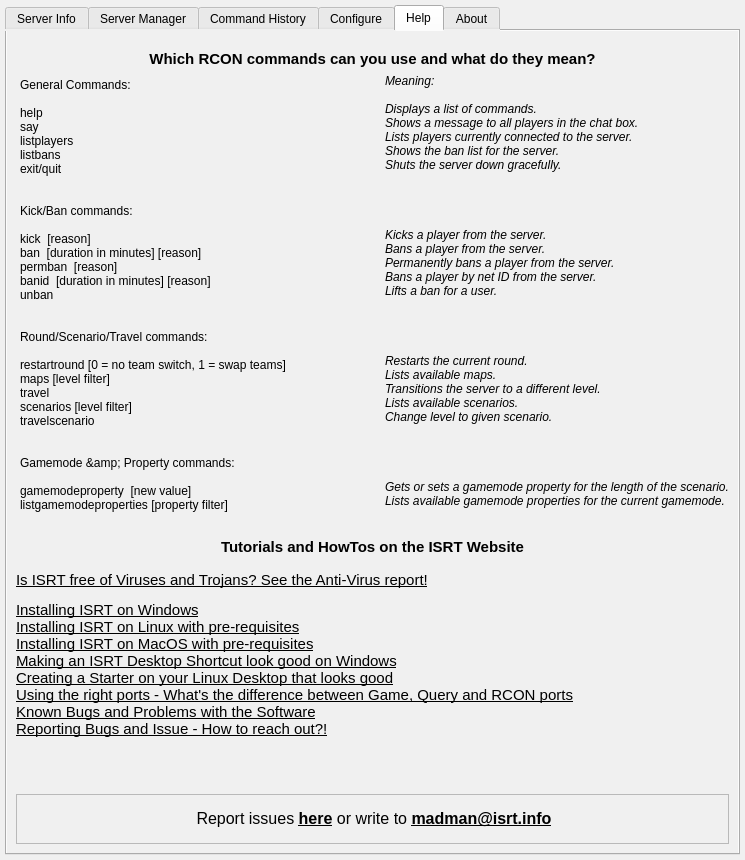
Before: the Qt Designer form Source_Code/source_files/isrt_gui.ui in sargolin/ISRT-Insurgency-Sandstorm-RCON-TOOL-and-Mapchanger, drawn with Qt 5.
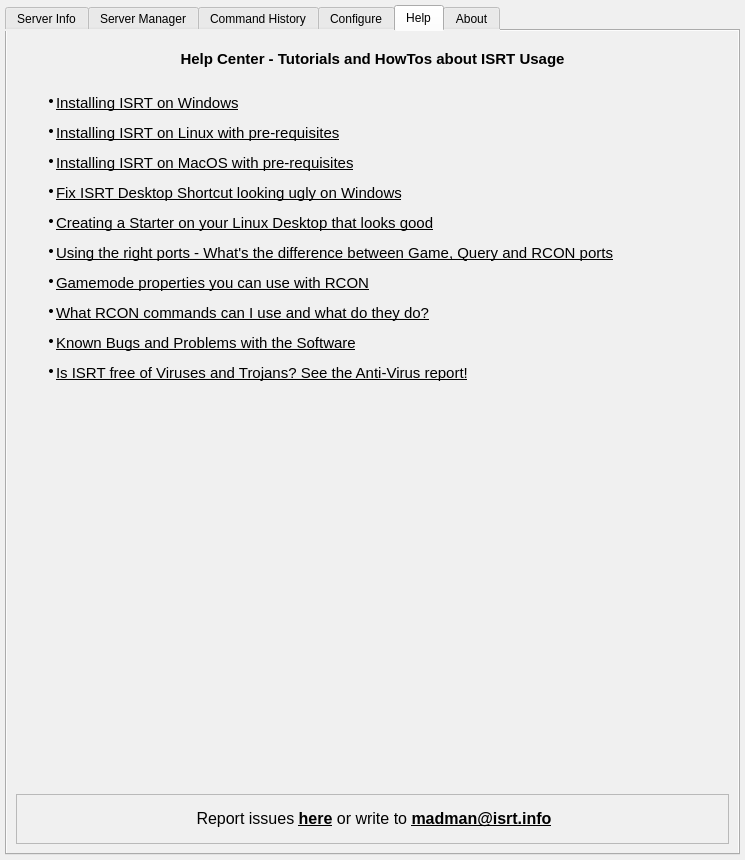
After: the same form once the commit is applied. The open tabs and pages were chosen to show the change. Icons and pictures are not drawn.

Commit message: Changed Help Center and added Help.png

The edit to the form file:
```diff
--- a/Source_Code/source_files/isrt_gui.ui
+++ b/Source_Code/source_files/isrt_gui.ui
@@ -3315,167 +3315,7 @@
             <enum>Qt::Vertical</enum>
            </property>
            <property name="sizeType">
-            <enum>QSizePolicy::Minimum</enum>
-           </property>
-           <property name="sizeHint" stdset="0">
-            <size>
-             <width>20</width>
-             <height>10</height>
-            </size>
-           </property>
-          </spacer>
-         </item>
-         <item>
-          <widget class="QLabel" name="helpbody">
-           <property name="sizePolicy">
-            <sizepolicy hsizetype="Expanding" vsizetype="Preferred">
-             <horstretch>0</horstretch>
-             <verstretch>0</verstretch>
-            </sizepolicy>
-           </property>
-           <property name="font">
-            <font>
-             <pointsize>9</pointsize>
-            </font>
-           </property>
-           <property name="styleSheet">
-            <string notr="true">background-color: rgb(240, 240, 240);</string>
-           </property>
-           <property name="text">
-            <string>&lt;!DOCTYPE HTML PUBLIC &quot;-//W3C//DTD HTML 4.0//EN&quot; &quot;http://www.w3.org/TR/REC-html40/strict.dtd&quot;&gt;
-&lt;html&gt;&lt;head&gt;&lt;meta name=&quot;qrichtext&quot; content=&quot;1&quot; /&gt;&lt;style type=&quot;text/css&quot;&gt;
-p, li { white-space: pre-wrap; }
-&lt;/style&gt;&lt;/head&gt;&lt;body style=&quot; font-family:'MS Shell Dlg 2'; font-size:9pt; font-weight:400; font-style:normal;&quot;&gt;
-&lt;p align=&quot;center&quot; style=&quot; margin-top:10px; margin-bottom:10px; margin-left:0px; margin-right:0px; -qt-block-indent:0; text-indent:0px;&quot;&gt;&lt;span style=&quot; font-size:11pt; font-weight:600;&quot;&gt;Which RCON commands can you use and what do they mean?&lt;/span&gt;&lt;/p&gt;&lt;/body&gt;&lt;/html&gt;</string>
-           </property>
-          </widget>
-         </item>
-         <item>
-          <layout class="QHBoxLayout" name="horizontalLayout_9">
-           <item>
-            <widget class="QPlainTextEdit" name="plainTextEdit">
-             <property name="minimumSize">
-              <size>
-               <width>0</width>
-               <height>450</height>
-              </size>
-             </property>
-             <property name="font">
-              <font>
-               <pointsize>9</pointsize>
-              </font>
-             </property>
-             <property name="autoFillBackground">
-              <bool>false</bool>
-             </property>
-             <property name="styleSheet">
-              <string notr="true">background-color: rgb(240, 240, 240);</string>
-             </property>
-             <property name="frameShape">
-              <enum>QFrame::NoFrame</enum>
-             </property>
-             <property name="readOnly">
-              <bool>true</bool>
-             </property>
-             <property name="plainText">
-              <string>General Commands:
-
-help
-say &lt;message&gt;
-listplayers
-listbans
-exit/quit
-
-
-Kick/Ban commands:
-
-kick &lt;id/netid/name&gt; [reason]
-ban &lt;id/netid/name&gt; [duration in minutes] [reason]
-permban &lt;id/netid/name&gt; [reason]
-banid &lt;netid&gt; [duration in minutes] [reason]
-unban &lt;netid&gt;
-
-
-Round/Scenario/Travel commands:
-
-restartround [0 = no team switch, 1 = swap teams]
-maps [level filter]
-travel &lt;travel url&gt;
-scenarios [level filter]
-travelscenario &lt;scenario&gt;
-
-
-Gamemode &amp; Property commands:
-
-gamemodeproperty &lt;property&gt; [new value]
-listgamemodeproperties [property filter]</string>
-             </property>
-            </widget>
-           </item>
-           <item>
-            <widget class="QLabel" name="label_21">
-             <property name="font">
-              <font>
-               <pointsize>9</pointsize>
-               <italic>true</italic>
-              </font>
-             </property>
-             <property name="styleSheet">
-              <string notr="true">background-color: rgb(240, 240, 240);</string>
-             </property>
-             <property name="frameShape">
-              <enum>QFrame::NoFrame</enum>
-             </property>
-             <property name="lineWidth">
-              <number>1</number>
-             </property>
-             <property name="midLineWidth">
-              <number>0</number>
-             </property>
-             <property name="text">
-              <string>Meaning: 
-
-Displays a list of commands.
-Shows a message to all players in the chat box.
-Lists players currently connected to the server.
-Shows the ban list for the server.
-Shuts the server down gracefully.
-
-
-
-
-Kicks a player from the server.
-Bans a player from the server.
-Permanently bans a player from the server.
-Bans a player by net ID from the server.
-Lifts a ban for a user.   
-
-
-
-
-Restarts the current round.
-Lists available maps.
-Transitions the server to a different level.
-Lists available scenarios.
-Change level to given scenario.
-
-
-
-
-Gets or sets a gamemode property for the length of the scenario.
-Lists available gamemode properties for the current gamemode.</string>
-             </property>
-             <property name="alignment">
-              <set>Qt::AlignLeading|Qt::AlignLeft|Qt::AlignTop</set>
-             </property>
-            </widget>
-           </item>
-          </layout>
-         </item>
-         <item>
-          <spacer name="verticalSpacer">
-           <property name="orientation">
-            <enum>Qt::Vertical</enum>
+            <enum>QSizePolicy::Fixed</enum>
            </property>
            <property name="sizeHint" stdset="0">
             <size>
@@ -3493,7 +3333,7 @@
             </font>
            </property>
            <property name="text">
-            <string>&lt;html&gt;&lt;head/&gt;&lt;body&gt;&lt;p align=&quot;center&quot;&gt;&lt;span style=&quot; font-size:11pt; font-weight:600;&quot;&gt;Tutorials and HowTos on the ISRT Website&lt;/span&gt;&lt;/p&gt;&lt;/body&gt;&lt;/html&gt;</string>
+            <string>&lt;html&gt;&lt;head/&gt;&lt;body&gt;&lt;p align=&quot;center&quot;&gt;&lt;span style=&quot; font-size:11pt; font-weight:600;&quot;&gt;Help Center - Tutorials and HowTos about ISRT Usage&lt;/span&gt;&lt;/p&gt;&lt;/body&gt;&lt;/html&gt;</string>
            </property>
           </widget>
          </item>
@@ -3502,10 +3342,13 @@
            <property name="orientation">
             <enum>Qt::Vertical</enum>
            </property>
+           <property name="sizeType">
+            <enum>QSizePolicy::Fixed</enum>
+           </property>
            <property name="sizeHint" stdset="0">
             <size>
              <width>20</width>
-             <height>10</height>
+             <height>20</height>
             </size>
            </property>
           </spacer>
@@ -3522,7 +3365,27 @@
             <enum>QFrame::NoFrame</enum>
            </property>
            <property name="text">
-            <string>&lt;html&gt;&lt;head/&gt;&lt;body&gt;&lt;p&gt;&lt;a href=&quot;https://www.isrt.info/?page_id=467&quot;&gt;&lt;span style=&quot; font-size:11pt; text-decoration: underline; color:#000000;&quot;&gt;Is ISRT free of Viruses and Trojans? See the Anti-Virus report!&lt;/span&gt;&lt;/a&gt;&lt;/p&gt;&lt;p&gt;&lt;a href=&quot;https://www.isrt.info/?page_id=263#installwin&quot;&gt;&lt;span style=&quot; font-size:11pt; text-decoration: underline; color:#000000;&quot;&gt;Installing ISRT on Windows&lt;/span&gt;&lt;/a&gt;&lt;span style=&quot; color:#000000;&quot;&gt;&lt;br/&gt;&lt;/span&gt;&lt;a href=&quot;https://www.isrt.info/?page_id=263#installlin&quot;&gt;&lt;span style=&quot; font-size:11pt; text-decoration: underline; color:#000000;&quot;&gt;Installing ISRT on Linux with pre-requisites&lt;/span&gt;&lt;/a&gt;&lt;span style=&quot; color:#000000;&quot;&gt;&lt;br/&gt;&lt;/span&gt;&lt;a href=&quot;https://www.isrt.info/?page_id=263#installmac&quot;&gt;&lt;span style=&quot; font-size:11pt; text-decoration: underline; color:#000000;&quot;&gt;Installing ISRT on MacOS &lt;/span&gt;&lt;/a&gt;&lt;a href=&quot;https://www.isrt.info/?page_id=263#installlin&quot;&gt;&lt;span style=&quot; font-size:11pt; text-decoration: underline; color:#000000;&quot;&gt;with pre-requisites&lt;/span&gt;&lt;/a&gt;&lt;span style=&quot; color:#000000;&quot;&gt;&lt;br/&gt;&lt;/span&gt;&lt;a href=&quot;https://www.isrt.info/?page_id=316&quot;&gt;&lt;span style=&quot; font-size:11pt; text-decoration: underline; color:#000000;&quot;&gt;Making an ISRT Desktop Shortcut look good on Windows&lt;/span&gt;&lt;/a&gt;&lt;span style=&quot; color:#000000;&quot;&gt;&lt;br/&gt;&lt;/span&gt;&lt;a href=&quot;https://www.isrt.info/?page_id=316#linsc&quot;&gt;&lt;span style=&quot; font-size:11pt; text-decoration: underline; color:#000000;&quot;&gt;Creating a Starter on your Linux Desktop that looks good&lt;/span&gt;&lt;/a&gt;&lt;span style=&quot; color:#000000;&quot;&gt;&lt;br/&gt;&lt;/span&gt;&lt;a href=&quot;https://www.isrt.info/?page_id=276&quot;&gt;&lt;span style=&quot; font-size:11pt; text-decoration: underline; color:#000000;&quot;&gt;Using the right ports - What's the difference between Game, Query and RCON ports&lt;/span&gt;&lt;/a&gt;&lt;span style=&quot; color:#000000;&quot;&gt;&lt;br/&gt;&lt;/span&gt;&lt;a href=&quot;https://www.isrt.info/?page_id=278&quot;&gt;&lt;span style=&quot; font-size:11pt; text-decoration: underline; color:#000000;&quot;&gt;Known Bugs and Problems with the Software&lt;/span&gt;&lt;/a&gt;&lt;span style=&quot; color:#000000;&quot;&gt;&lt;br/&gt;&lt;/span&gt;&lt;a href=&quot;https://www.isrt.info/?page_id=280&quot;&gt;&lt;span style=&quot; font-size:11pt; text-decoration: underline; color:#000000;&quot;&gt;Reporting Bugs and Issue - How to reach out?!&lt;/span&gt;&lt;/a&gt;&lt;span style=&quot; color:#000000;&quot;&gt;&lt;br/&gt;&lt;/span&gt;&lt;/p&gt;&lt;/body&gt;&lt;/html&gt;</string>
+            <string>&lt;html&gt;&lt;head/&gt;&lt;body&gt;
+&lt;ul style=&quot;margin-top: 0px; margin-bottom: 0px; margin-left: 0px; margin-right: 0px; -qt-list-indent: 1;&quot;&gt;&lt;li style=&quot; margin-top:12px; margin-bottom:0px; margin-left:0px; margin-right:0px; -qt-block-indent:0; text-indent:0px;&quot;&gt;&lt;a href=&quot;https://www.isrt.info/?page_id=263#installwin&quot;&gt;&lt;span style=&quot; font-size:11pt; text-decoration: underline; color:#000000;&quot;&gt;Installing ISRT on Windows&lt;/span&gt;&lt;/a&gt;&lt;/li&gt;
+&lt;ul style=&quot;margin-top: 0px; margin-bottom: 0px; margin-left: 0px; margin-right: 0px; -qt-list-indent: 1;&quot;&gt;&lt;li style=&quot; margin-top:12px; margin-bottom:0px; margin-left:0px; margin-right:0px; -qt-block-indent:0; text-indent:0px;&quot;&gt;&lt;a href=&quot;https://www.isrt.info/?page_id=263#installin&quot;&gt;&lt;span style=&quot; font-size:11pt; text-decoration: underline; color:#000000;&quot;&gt;Installing ISRT on Linux with pre-requisites&lt;/span&gt;&lt;/a&gt;&lt;/li&gt;
+
+&lt;ul style=&quot;margin-top: 0px; margin-bottom: 0px; margin-left: 0px; margin-right: 0px; -qt-list-indent: 1;&quot;&gt;&lt;li style=&quot; margin-top:12px; margin-bottom:0px; margin-left:0px; margin-right:0px; -qt-block-indent:0; text-indent:0px;&quot;&gt;&lt;a href=&quot;https://www.isrt.info/?page_id=263#installmac&quot;&gt;&lt;span style=&quot; font-size:11pt; text-decoration: underline; color:#000000;&quot;&gt;Installing ISRT on MacOS with pre-requisites&lt;/span&gt;&lt;/a&gt;&lt;/li&gt;
+
+&lt;ul style=&quot;margin-top: 0px; margin-bottom: 0px; margin-left: 0px; margin-right: 0px; -qt-list-indent: 1;&quot;&gt;&lt;li style=&quot; margin-top:12px; margin-bottom:0px; margin-left:0px; margin-right:0px; -qt-block-indent:0; text-indent:0px;&quot;&gt;&lt;a href=&quot;https://www.isrt.info/?page_id=316&quot;&gt;&lt;span style=&quot; font-size:11pt; text-decoration: underline; color:#000000;&quot;&gt;Fix ISRT Desktop Shortcut looking ugly on Windows&lt;/span&gt;&lt;/a&gt;&lt;/li&gt;
+
+&lt;ul style=&quot;margin-top: 0px; margin-bottom: 0px; margin-left: 0px; margin-right: 0px; -qt-list-indent: 1;&quot;&gt;&lt;li style=&quot; margin-top:12px; margin-bottom:0px; margin-left:0px; margin-right:0px; -qt-block-indent:0; text-indent:0px;&quot;&gt;&lt;a href=&quot;https://www.isrt.info/?page_id=316#linsc&quot;&gt;&lt;span style=&quot; font-size:11pt; text-decoration: underline; color:#000000;&quot;&gt;Creating a Starter on your Linux Desktop that looks good&lt;/span&gt;&lt;/a&gt;&lt;/li&gt;
+
+&lt;ul style=&quot;margin-top: 0px; margin-bottom: 0px; margin-left: 0px; margin-right: 0px; -qt-list-indent: 1;&quot;&gt;&lt;li style=&quot; margin-top:12px; margin-bottom:0px; margin-left:0px; margin-right:0px; -qt-block-indent:0; text-indent:0px;&quot;&gt;&lt;a href=&quot;https://www.isrt.info/?page_id=276&quot;&gt;&lt;span style=&quot; font-size:11pt; text-decoration: underline; color:#000000;&quot;&gt;Using the right ports - What's the difference between Game, Query and RCON ports&lt;/span&gt;&lt;/a&gt;&lt;/li&gt;
+
+&lt;ul style=&quot;margin-top: 0px; margin-bottom: 0px; margin-left: 0px; margin-right: 0px; -qt-list-indent: 1;&quot;&gt;&lt;li style=&quot; margin-top:12px; margin-bottom:0px; margin-left:0px; margin-right:0px; -qt-block-indent:0; text-indent:0px;&quot;&gt;&lt;a href=&quot;https://www.isrt.info/?page_id=508&quot;&gt;&lt;span style=&quot; font-size:11pt; text-decoration: underline; color:#000000;&quot;&gt;Gamemode properties you can use with RCON&lt;/span&gt;&lt;/a&gt;&lt;/li&gt;
+
+&lt;ul style=&quot;margin-top: 0px; margin-bottom: 0px; margin-left: 0px; margin-right: 0px; -qt-list-indent: 1;&quot;&gt;&lt;li style=&quot; margin-top:12px; margin-bottom:0px; margin-left:0px; margin-right:0px; -qt-block-indent:0; text-indent:0px;&quot;&gt;&lt;a href=&quot;https://www.isrt.info/?page_id=504&quot;&gt;&lt;span style=&quot; font-size:11pt; text-decoration: underline; color:#000000;&quot;&gt;What RCON commands can I use and what do they do?&lt;/span&gt;&lt;/a&gt;&lt;/li&gt;
+
+&lt;ul style=&quot;margin-top: 0px; margin-bottom: 0px; margin-left: 0px; margin-right: 0px; -qt-list-indent: 1;&quot;&gt;&lt;li style=&quot; margin-top:12px; margin-bottom:0px; margin-left:0px; margin-right:0px; -qt-block-indent:0; text-indent:0px;&quot;&gt;&lt;a href=&quot;https://www.isrt.info/?page_id=278&quot;&gt;&lt;span style=&quot; font-size:11pt; text-decoration: underline; color:#000000;&quot;&gt;Known Bugs and Problems with the Software&lt;/span&gt;&lt;/a&gt;&lt;/li&gt;
+
+
+&lt;ul style=&quot;margin-top: 0px; margin-bottom: 0px; margin-left: 0px; margin-right: 0px; -qt-list-indent: 1;&quot;&gt;&lt;li style=&quot; margin-top:12px; margin-bottom:0px; margin-left:0px; margin-right:0px; -qt-block-indent:0; text-indent:0px;&quot;&gt;&lt;a href=&quot;https://www.isrt.info/?page_id=467&quot;&gt;&lt;span style=&quot; font-size:11pt; text-decoration: underline; color:#000000;&quot;&gt;Is ISRT free of Viruses and Trojans? See the Anti-Virus report!&lt;/span&gt;&lt;/a&gt;&lt;/li&gt;
+</string>
            </property>
            <property name="openExternalLinks">
             <bool>true</bool>
@@ -3533,7 +3396,33 @@
           </widget>
          </item>
          <item>
-          <layout class="QHBoxLayout" name="horizontalLayout_32"/>
+          <spacer name="verticalSpacer">
+           <property name="orientation">
+            <enum>Qt::Vertical</enum>
+           </property>
+           <property name="sizeHint" stdset="0">
+            <size>
+             <width>20</width>
+             <height>40</height>
+            </size>
+           </property>
+          </spacer>
+         </item>
+         <item>
+          <widget class="QLabel" name="label_4">
+           <property name="minimumSize">
+            <size>
+             <width>0</width>
+             <height>200</height>
+            </size>
+           </property>
+           <property name="styleSheet">
+            <string notr="true">image: url(:/img/img/help.png);</string>
+           </property>
+           <property name="text">
+            <string/>
+           </property>
+          </widget>
          </item>
          <item>
           <spacer name="verticalSpacer_4">
```
Left out of the diff: 3 changed lines with no effect on the pictures. The commit also changes 5 other files.
